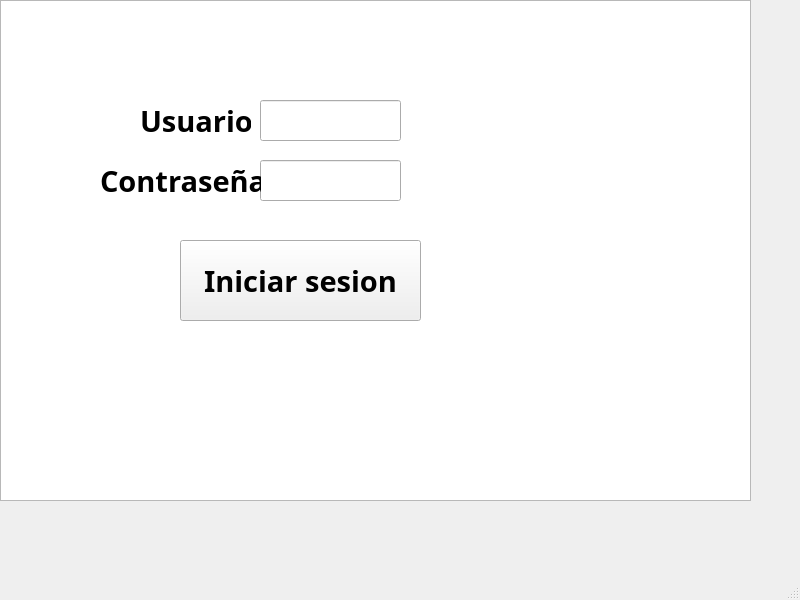
First picture: the form in juego/mainwindow.ui, repository ceruz99/ProyectoFinalInf2, before the edit.
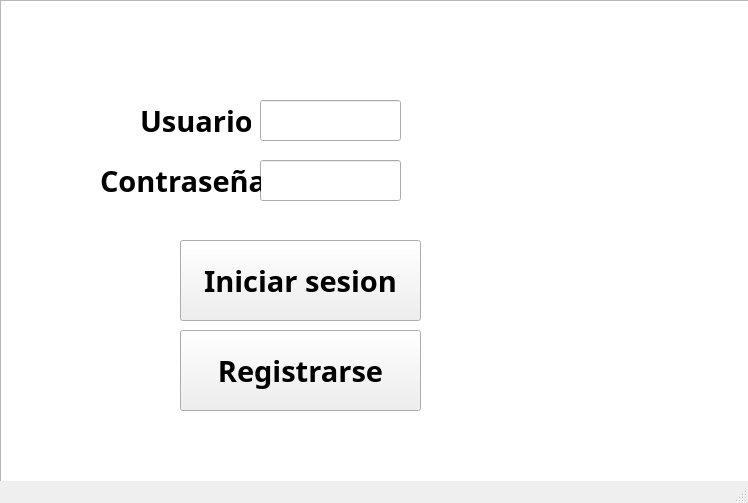
Second picture: the form after the edit.

The edit to the form file:
```diff
--- a/juego/mainwindow.ui
+++ b/juego/mainwindow.ui
@@ -6,8 +6,8 @@
    <rect>
     <x>0</x>
     <y>0</y>
-    <width>800</width>
-    <height>600</height>
+    <width>748</width>
+    <height>503</height>
    </rect>
   </property>
   <property name="windowTitle">
@@ -123,6 +123,27 @@
      <string>Iniciar sesion</string>
     </property>
    </widget>
+   <widget class="QPushButton" name="pushButton_2">
+    <property name="geometry">
+     <rect>
+      <x>180</x>
+      <y>330</y>
+      <width>241</width>
+      <height>81</height>
+     </rect>
+    </property>
+    <property name="font">
+     <font>
+      <family>Yu Gothic UI Semibold</family>
+      <pointsize>22</pointsize>
+      <weight>75</weight>
+      <bold>true</bold>
+     </font>
+    </property>
+    <property name="text">
+     <string>Registrarse</string>
+    </property>
+   </widget>
   </widget>
   <widget class="QMenuBar" name="menubar">
    <property name="geometry">
```
Left out of the diff: 2 changed lines with no effect on the pictures.
